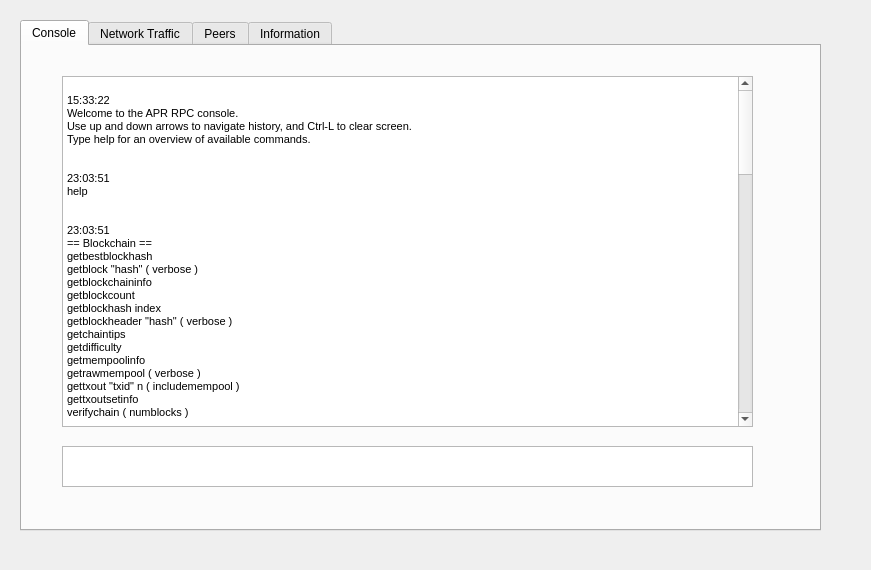
Old version of the form ui/tools.ui in the repository topten2018/untitled.
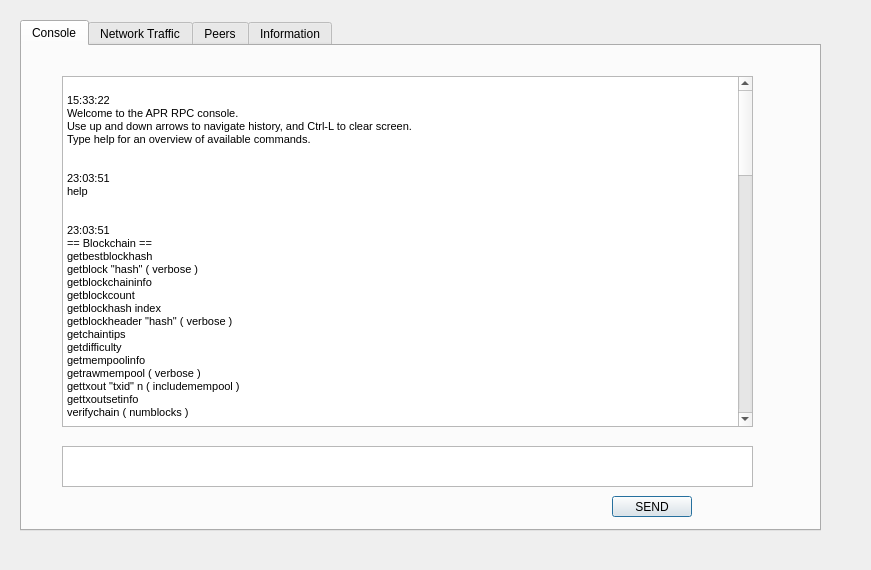
New version of the form. The open tabs and pages were chosen to show the change.

Patch:
```diff
--- a/ui/tools.ui
+++ b/ui/tools.ui
@@ -43,17 +43,17 @@
 &lt;html&gt;&lt;head&gt;&lt;meta name=&quot;qrichtext&quot; content=&quot;1&quot; /&gt;&lt;style type=&quot;text/css&quot;&gt;
 p, li { white-space: pre-wrap; }
 &lt;/style&gt;&lt;/head&gt;&lt;body style=&quot; font-family:'MS Shell Dlg 2'; font-size:8.25pt; font-weight:400; font-style:normal;&quot;&gt;
-&lt;p style=&quot;-qt-paragraph-type:empty; margin-top:0px; margin-bottom:0px; margin-left:0px; margin-right:0px; -qt-block-indent:0; text-indent:0px; font-size:8pt;&quot;&gt;&lt;/p&gt;
+&lt;p style=&quot;-qt-paragraph-type:empty; margin-top:0px; margin-bottom:0px; margin-left:0px; margin-right:0px; -qt-block-indent:0; text-indent:0px; font-size:8pt;&quot;&gt;&lt;br /&gt;&lt;/p&gt;
 &lt;p style=&quot; margin-top:0px; margin-bottom:0px; margin-left:0px; margin-right:0px; -qt-block-indent:0; text-indent:0px;&quot;&gt;&lt;span style=&quot; font-size:8pt;&quot;&gt;15:33:22&lt;/span&gt;&lt;/p&gt;
 &lt;p style=&quot; margin-top:0px; margin-bottom:0px; margin-left:0px; margin-right:0px; -qt-block-indent:0; text-indent:0px;&quot;&gt;&lt;span style=&quot; font-size:8pt;&quot;&gt;Welcome to the APR RPC console.&lt;/span&gt;&lt;/p&gt;
 &lt;p style=&quot; margin-top:0px; margin-bottom:0px; margin-left:0px; margin-right:0px; -qt-block-indent:0; text-indent:0px;&quot;&gt;&lt;span style=&quot; font-size:8pt;&quot;&gt;Use up and down arrows to navigate history, and Ctrl-L to clear screen.&lt;/span&gt;&lt;/p&gt;
 &lt;p style=&quot; margin-top:0px; margin-bottom:0px; margin-left:0px; margin-right:0px; -qt-block-indent:0; text-indent:0px;&quot;&gt;&lt;span style=&quot; font-size:8pt;&quot;&gt;Type help for an overview of available commands.&lt;/span&gt;&lt;/p&gt;
-&lt;p style=&quot;-qt-paragraph-type:empty; margin-top:0px; margin-bottom:0px; margin-left:0px; margin-right:0px; -qt-block-indent:0; text-indent:0px; font-size:8pt;&quot;&gt;&lt;/p&gt;
-&lt;p style=&quot;-qt-paragraph-type:empty; margin-top:0px; margin-bottom:0px; margin-left:0px; margin-right:0px; -qt-block-indent:0; text-indent:0px; font-size:8pt;&quot;&gt;&lt;/p&gt;
+&lt;p style=&quot;-qt-paragraph-type:empty; margin-top:0px; margin-bottom:0px; margin-left:0px; margin-right:0px; -qt-block-indent:0; text-indent:0px; font-size:8pt;&quot;&gt;&lt;br /&gt;&lt;/p&gt;
+&lt;p style=&quot;-qt-paragraph-type:empty; margin-top:0px; margin-bottom:0px; margin-left:0px; margin-right:0px; -qt-block-indent:0; text-indent:0px; font-size:8pt;&quot;&gt;&lt;br /&gt;&lt;/p&gt;
 &lt;p style=&quot; margin-top:0px; margin-bottom:0px; margin-left:0px; margin-right:0px; -qt-block-indent:0; text-indent:0px;&quot;&gt;&lt;span style=&quot; font-size:8pt;&quot;&gt;23:03:51&lt;/span&gt;&lt;/p&gt;
 &lt;p style=&quot; margin-top:0px; margin-bottom:0px; margin-left:0px; margin-right:0px; -qt-block-indent:0; text-indent:0px;&quot;&gt;&lt;span style=&quot; font-size:8pt;&quot;&gt;help&lt;/span&gt;&lt;/p&gt;
-&lt;p style=&quot;-qt-paragraph-type:empty; margin-top:0px; margin-bottom:0px; margin-left:0px; margin-right:0px; -qt-block-indent:0; text-indent:0px; font-size:8pt;&quot;&gt;&lt;/p&gt;
-&lt;p style=&quot;-qt-paragraph-type:empty; margin-top:0px; margin-bottom:0px; margin-left:0px; margin-right:0px; -qt-block-indent:0; text-indent:0px; font-size:8pt;&quot;&gt;&lt;/p&gt;
+&lt;p style=&quot;-qt-paragraph-type:empty; margin-top:0px; margin-bottom:0px; margin-left:0px; margin-right:0px; -qt-block-indent:0; text-indent:0px; font-size:8pt;&quot;&gt;&lt;br /&gt;&lt;/p&gt;
+&lt;p style=&quot;-qt-paragraph-type:empty; margin-top:0px; margin-bottom:0px; margin-left:0px; margin-right:0px; -qt-block-indent:0; text-indent:0px; font-size:8pt;&quot;&gt;&lt;br /&gt;&lt;/p&gt;
 &lt;p style=&quot; margin-top:0px; margin-bottom:0px; margin-left:0px; margin-right:0px; -qt-block-indent:0; text-indent:0px;&quot;&gt;&lt;span style=&quot; font-size:8pt;&quot;&gt;23:03:51&lt;/span&gt;&lt;/p&gt;
 &lt;p style=&quot; margin-top:0px; margin-bottom:0px; margin-left:0px; margin-right:0px; -qt-block-indent:0; text-indent:0px;&quot;&gt;&lt;span style=&quot; font-size:8pt;&quot;&gt;== Blockchain ==&lt;/span&gt;&lt;/p&gt;
 &lt;p style=&quot; margin-top:0px; margin-bottom:0px; margin-left:0px; margin-right:0px; -qt-block-indent:0; text-indent:0px;&quot;&gt;&lt;span style=&quot; font-size:8pt;&quot;&gt;getbestblockhash&lt;/span&gt;&lt;/p&gt;
@@ -69,20 +69,20 @@
 &lt;p style=&quot; margin-top:0px; margin-bottom:0px; margin-left:0px; margin-right:0px; -qt-block-indent:0; text-indent:0px;&quot;&gt;&lt;span style=&quot; font-size:8pt;&quot;&gt;gettxout &amp;quot;txid&amp;quot; n ( includemempool )&lt;/span&gt;&lt;/p&gt;
 &lt;p style=&quot; margin-top:0px; margin-bottom:0px; margin-left:0px; margin-right:0px; -qt-block-indent:0; text-indent:0px;&quot;&gt;&lt;span style=&quot; font-size:8pt;&quot;&gt;gettxoutsetinfo&lt;/span&gt;&lt;/p&gt;
 &lt;p style=&quot; margin-top:0px; margin-bottom:0px; margin-left:0px; margin-right:0px; -qt-block-indent:0; text-indent:0px;&quot;&gt;&lt;span style=&quot; font-size:8pt;&quot;&gt;verifychain ( numblocks )&lt;/span&gt;&lt;/p&gt;
-&lt;p style=&quot;-qt-paragraph-type:empty; margin-top:0px; margin-bottom:0px; margin-left:0px; margin-right:0px; -qt-block-indent:0; text-indent:0px; font-size:8pt;&quot;&gt;&lt;/p&gt;
+&lt;p style=&quot;-qt-paragraph-type:empty; margin-top:0px; margin-bottom:0px; margin-left:0px; margin-right:0px; -qt-block-indent:0; text-indent:0px; font-size:8pt;&quot;&gt;&lt;br /&gt;&lt;/p&gt;
 &lt;p style=&quot; margin-top:0px; margin-bottom:0px; margin-left:0px; margin-right:0px; -qt-block-indent:0; text-indent:0px;&quot;&gt;&lt;span style=&quot; font-size:8pt;&quot;&gt;== Control ==&lt;/span&gt;&lt;/p&gt;
 &lt;p style=&quot; margin-top:0px; margin-bottom:0px; margin-left:0px; margin-right:0px; -qt-block-indent:0; text-indent:0px;&quot;&gt;&lt;span style=&quot; font-size:8pt;&quot;&gt;getinfo&lt;/span&gt;&lt;/p&gt;
 &lt;p style=&quot; margin-top:0px; margin-bottom:0px; margin-left:0px; margin-right:0px; -qt-block-indent:0; text-indent:0px;&quot;&gt;&lt;span style=&quot; font-size:8pt;&quot;&gt;help ( &amp;quot;command&amp;quot; )&lt;/span&gt;&lt;/p&gt;
 &lt;p style=&quot; margin-top:0px; margin-bottom:0px; margin-left:0px; margin-right:0px; -qt-block-indent:0; text-indent:0px;&quot;&gt;&lt;span style=&quot; font-size:8pt;&quot;&gt;stop&lt;/span&gt;&lt;/p&gt;
-&lt;p style=&quot;-qt-paragraph-type:empty; margin-top:0px; margin-bottom:0px; margin-left:0px; margin-right:0px; -qt-block-indent:0; text-indent:0px; font-size:8pt;&quot;&gt;&lt;/p&gt;
+&lt;p style=&quot;-qt-paragraph-type:empty; margin-top:0px; margin-bottom:0px; margin-left:0px; margin-right:0px; -qt-block-indent:0; text-indent:0px; font-size:8pt;&quot;&gt;&lt;br /&gt;&lt;/p&gt;
 &lt;p style=&quot; margin-top:0px; margin-bottom:0px; margin-left:0px; margin-right:0px; -qt-block-indent:0; text-indent:0px;&quot;&gt;&lt;span style=&quot; font-size:8pt;&quot;&gt;== Generating ==&lt;/span&gt;&lt;/p&gt;
 &lt;p style=&quot; margin-top:0px; margin-bottom:0px; margin-left:0px; margin-right:0px; -qt-block-indent:0; text-indent:0px;&quot;&gt;&lt;span style=&quot; font-size:8pt;&quot;&gt;getgenerate&lt;/span&gt;&lt;/p&gt;
 &lt;p style=&quot; margin-top:0px; margin-bottom:0px; margin-left:0px; margin-right:0px; -qt-block-indent:0; text-indent:0px;&quot;&gt;&lt;span style=&quot; font-size:8pt;&quot;&gt;gethashespersec&lt;/span&gt;&lt;/p&gt;
 &lt;p style=&quot; margin-top:0px; margin-bottom:0px; margin-left:0px; margin-right:0px; -qt-block-indent:0; text-indent:0px;&quot;&gt;&lt;span style=&quot; font-size:8pt;&quot;&gt;setgenerate generate ( genproclimit )&lt;/span&gt;&lt;/p&gt;
-&lt;p style=&quot;-qt-paragraph-type:empty; margin-top:0px; margin-bottom:0px; margin-left:0px; margin-right:0px; -qt-block-indent:0; text-indent:0px; font-size:8pt;&quot;&gt;&lt;/p&gt;
+&lt;p style=&quot;-qt-paragraph-type:empty; margin-top:0px; margin-bottom:0px; margin-left:0px; margin-right:0px; -qt-block-indent:0; text-indent:0px; font-size:8pt;&quot;&gt;&lt;br /&gt;&lt;/p&gt;
 &lt;p style=&quot; margin-top:0px; margin-bottom:0px; margin-left:0px; margin-right:0px; -qt-block-indent:0; text-indent:0px;&quot;&gt;&lt;span style=&quot; font-size:8pt;&quot;&gt;== Getinvalid ==&lt;/span&gt;&lt;/p&gt;
 &lt;p style=&quot; margin-top:0px; margin-bottom:0px; margin-left:0px; margin-right:0px; -qt-block-indent:0; text-indent:0px;&quot;&gt;&lt;span style=&quot; font-size:8pt;&quot;&gt;getinvalid &lt;/span&gt;&lt;/p&gt;
-&lt;p style=&quot;-qt-paragraph-type:empty; margin-top:0px; margin-bottom:0px; margin-left:0px; margin-right:0px; -qt-block-indent:0; text-indent:0px; font-size:8pt;&quot;&gt;&lt;/p&gt;
+&lt;p style=&quot;-qt-paragraph-type:empty; margin-top:0px; margin-bottom:0px; margin-left:0px; margin-right:0px; -qt-block-indent:0; text-indent:0px; font-size:8pt;&quot;&gt;&lt;br /&gt;&lt;/p&gt;
 &lt;p style=&quot; margin-top:0px; margin-bottom:0px; margin-left:0px; margin-right:0px; -qt-block-indent:0; text-indent:0px;&quot;&gt;&lt;span style=&quot; font-size:8pt;&quot;&gt;== Mining ==&lt;/span&gt;&lt;/p&gt;
 &lt;p style=&quot; margin-top:0px; margin-bottom:0px; margin-left:0px; margin-right:0px; -qt-block-indent:0; text-indent:0px;&quot;&gt;&lt;span style=&quot; font-size:8pt;&quot;&gt;getblocktemplate ( &amp;quot;jsonrequestobject&amp;quot; )&lt;/span&gt;&lt;/p&gt;
 &lt;p style=&quot; margin-top:0px; margin-bottom:0px; margin-left:0px; margin-right:0px; -qt-block-indent:0; text-indent:0px;&quot;&gt;&lt;span style=&quot; font-size:8pt;&quot;&gt;getmininginfo&lt;/span&gt;&lt;/p&gt;
@@ -90,7 +90,7 @@
 &lt;p style=&quot; margin-top:0px; margin-bottom:0px; margin-left:0px; margin-right:0px; -qt-block-indent:0; text-indent:0px;&quot;&gt;&lt;span style=&quot; font-size:8pt;&quot;&gt;prioritisetransaction &amp;lt;txid&amp;gt; &amp;lt;priority delta&amp;gt; &amp;lt;fee delta&amp;gt;&lt;/span&gt;&lt;/p&gt;
 &lt;p style=&quot; margin-top:0px; margin-bottom:0px; margin-left:0px; margin-right:0px; -qt-block-indent:0; text-indent:0px;&quot;&gt;&lt;span style=&quot; font-size:8pt;&quot;&gt;reservebalance ( reserve amount )&lt;/span&gt;&lt;/p&gt;
 &lt;p style=&quot; margin-top:0px; margin-bottom:0px; margin-left:0px; margin-right:0px; -qt-block-indent:0; text-indent:0px;&quot;&gt;&lt;span style=&quot; font-size:8pt;&quot;&gt;submitblock &amp;quot;hexdata&amp;quot; ( &amp;quot;jsonparametersobject&amp;quot; )&lt;/span&gt;&lt;/p&gt;
-&lt;p style=&quot;-qt-paragraph-type:empty; margin-top:0px; margin-bottom:0px; margin-left:0px; margin-right:0px; -qt-block-indent:0; text-indent:0px; font-size:8pt;&quot;&gt;&lt;/p&gt;
+&lt;p style=&quot;-qt-paragraph-type:empty; margin-top:0px; margin-bottom:0px; margin-left:0px; margin-right:0px; -qt-block-indent:0; text-indent:0px; font-size:8pt;&quot;&gt;&lt;br /&gt;&lt;/p&gt;
 &lt;p style=&quot; margin-top:0px; margin-bottom:0px; margin-left:0px; margin-right:0px; -qt-block-indent:0; text-indent:0px;&quot;&gt;&lt;span style=&quot; font-size:8pt;&quot;&gt;== Network ==&lt;/span&gt;&lt;/p&gt;
 &lt;p style=&quot; margin-top:0px; margin-bottom:0px; margin-left:0px; margin-right:0px; -qt-block-indent:0; text-indent:0px;&quot;&gt;&lt;span style=&quot; font-size:8pt;&quot;&gt;addnode &amp;quot;node&amp;quot; &amp;quot;add|remove|onetry&amp;quot;&lt;/span&gt;&lt;/p&gt;
 &lt;p style=&quot; margin-top:0px; margin-bottom:0px; margin-left:0px; margin-right:0px; -qt-block-indent:0; text-indent:0px;&quot;&gt;&lt;span style=&quot; font-size:8pt;&quot;&gt;getaddednodeinfo dns ( &amp;quot;node&amp;quot; )&lt;/span&gt;&lt;/p&gt;
@@ -99,7 +99,7 @@
 &lt;p style=&quot; margin-top:0px; margin-bottom:0px; margin-left:0px; margin-right:0px; -qt-block-indent:0; text-indent:0px;&quot;&gt;&lt;span style=&quot; font-size:8pt;&quot;&gt;getnetworkinfo&lt;/span&gt;&lt;/p&gt;
 &lt;p style=&quot; margin-top:0px; margin-bottom:0px; margin-left:0px; margin-right:0px; -qt-block-indent:0; text-indent:0px;&quot;&gt;&lt;span style=&quot; font-size:8pt;&quot;&gt;getpeerinfo&lt;/span&gt;&lt;/p&gt;
 &lt;p style=&quot; margin-top:0px; margin-bottom:0px; margin-left:0px; margin-right:0px; -qt-block-indent:0; text-indent:0px;&quot;&gt;&lt;span style=&quot; font-size:8pt;&quot;&gt;ping&lt;/span&gt;&lt;/p&gt;
-&lt;p style=&quot;-qt-paragraph-type:empty; margin-top:0px; margin-bottom:0px; margin-left:0px; margin-right:0px; -qt-block-indent:0; text-indent:0px; font-size:8pt;&quot;&gt;&lt;/p&gt;
+&lt;p style=&quot;-qt-paragraph-type:empty; margin-top:0px; margin-bottom:0px; margin-left:0px; margin-right:0px; -qt-block-indent:0; text-indent:0px; font-size:8pt;&quot;&gt;&lt;br /&gt;&lt;/p&gt;
 &lt;p style=&quot; margin-top:0px; margin-bottom:0px; margin-left:0px; margin-right:0px; -qt-block-indent:0; text-indent:0px;&quot;&gt;&lt;span style=&quot; font-size:8pt;&quot;&gt;== Pivx ==&lt;/span&gt;&lt;/p&gt;
 &lt;p style=&quot; margin-top:0px; margin-bottom:0px; margin-left:0px; margin-right:0px; -qt-block-indent:0; text-indent:0px;&quot;&gt;&lt;span style=&quot; font-size:8pt;&quot;&gt;checkbudgets&lt;/span&gt;&lt;/p&gt;
 &lt;p style=&quot; margin-top:0px; margin-bottom:0px; margin-left:0px; margin-right:0px; -qt-block-indent:0; text-indent:0px;&quot;&gt;&lt;span style=&quot; font-size:8pt;&quot;&gt;createmasternodekey&lt;/span&gt;&lt;/p&gt;
@@ -129,7 +129,7 @@
 &lt;p style=&quot; margin-top:0px; margin-bottom:0px; margin-left:0px; margin-right:0px; -qt-block-indent:0; text-indent:0px;&quot;&gt;&lt;span style=&quot; font-size:8pt;&quot;&gt;spork &amp;lt;name&amp;gt; [&amp;lt;value&amp;gt;]&lt;/span&gt;&lt;/p&gt;
 &lt;p style=&quot; margin-top:0px; margin-bottom:0px; margin-left:0px; margin-right:0px; -qt-block-indent:0; text-indent:0px;&quot;&gt;&lt;span style=&quot; font-size:8pt;&quot;&gt;startmasternode &amp;quot;local|all|many|missing|disabled|alias&amp;quot; lockwallet ( &amp;quot;alias&amp;quot; )&lt;/span&gt;&lt;/p&gt;
 &lt;p style=&quot; margin-top:0px; margin-bottom:0px; margin-left:0px; margin-right:0px; -qt-block-indent:0; text-indent:0px;&quot;&gt;&lt;span style=&quot; font-size:8pt;&quot;&gt;submitbudget &amp;quot;proposal-name&amp;quot; &amp;quot;url&amp;quot; payment-count block-start &amp;quot;pivx-address&amp;quot; monthy-payment &amp;quot;fee-tx&amp;quot;&lt;/span&gt;&lt;/p&gt;
-&lt;p style=&quot;-qt-paragraph-type:empty; margin-top:0px; margin-bottom:0px; margin-left:0px; margin-right:0px; -qt-block-indent:0; text-indent:0px; font-size:8pt;&quot;&gt;&lt;/p&gt;
+&lt;p style=&quot;-qt-paragraph-type:empty; margin-top:0px; margin-bottom:0px; margin-left:0px; margin-right:0px; -qt-block-indent:0; text-indent:0px; font-size:8pt;&quot;&gt;&lt;br /&gt;&lt;/p&gt;
 &lt;p style=&quot; margin-top:0px; margin-bottom:0px; margin-left:0px; margin-right:0px; -qt-block-indent:0; text-indent:0px;&quot;&gt;&lt;span style=&quot; font-size:8pt;&quot;&gt;== Rawtransactions ==&lt;/span&gt;&lt;/p&gt;
 &lt;p style=&quot; margin-top:0px; margin-bottom:0px; margin-left:0px; margin-right:0px; -qt-block-indent:0; text-indent:0px;&quot;&gt;&lt;span style=&quot; font-size:8pt;&quot;&gt;createrawtransaction [{&amp;quot;txid&amp;quot;:&amp;quot;id&amp;quot;,&amp;quot;vout&amp;quot;:n},...] {&amp;quot;address&amp;quot;:amount,...}&lt;/span&gt;&lt;/p&gt;
 &lt;p style=&quot; margin-top:0px; margin-bottom:0px; margin-left:0px; margin-right:0px; -qt-block-indent:0; text-indent:0px;&quot;&gt;&lt;span style=&quot; font-size:8pt;&quot;&gt;decoderawtransaction &amp;quot;hexstring&amp;quot;&lt;/span&gt;&lt;/p&gt;
@@ -137,14 +137,14 @@
 &lt;p style=&quot; margin-top:0px; margin-bottom:0px; margin-left:0px; margin-right:0px; -qt-block-indent:0; text-indent:0px;&quot;&gt;&lt;span style=&quot; font-size:8pt;&quot;&gt;getrawtransaction &amp;quot;txid&amp;quot; ( verbose )&lt;/span&gt;&lt;/p&gt;
 &lt;p style=&quot; margin-top:0px; margin-bottom:0px; margin-left:0px; margin-right:0px; -qt-block-indent:0; text-indent:0px;&quot;&gt;&lt;span style=&quot; font-size:8pt;&quot;&gt;sendrawtransaction &amp;quot;hexstring&amp;quot; ( allowhighfees )&lt;/span&gt;&lt;/p&gt;
 &lt;p style=&quot; margin-top:0px; margin-bottom:0px; margin-left:0px; margin-right:0px; -qt-block-indent:0; text-indent:0px;&quot;&gt;&lt;span style=&quot; font-size:8pt;&quot;&gt;signrawtransaction &amp;quot;hexstring&amp;quot; ( [{&amp;quot;txid&amp;quot;:&amp;quot;id&amp;quot;,&amp;quot;vout&amp;quot;:n,&amp;quot;scriptPubKey&amp;quot;:&amp;quot;hex&amp;quot;,&amp;quot;redeemScript&amp;quot;:&amp;quot;hex&amp;quot;},...] [&amp;quot;privatekey1&amp;quot;,...] sighashtype )&lt;/span&gt;&lt;/p&gt;
-&lt;p style=&quot;-qt-paragraph-type:empty; margin-top:0px; margin-bottom:0px; margin-left:0px; margin-right:0px; -qt-block-indent:0; text-indent:0px; font-size:8pt;&quot;&gt;&lt;/p&gt;
+&lt;p style=&quot;-qt-paragraph-type:empty; margin-top:0px; margin-bottom:0px; margin-left:0px; margin-right:0px; -qt-block-indent:0; text-indent:0px; font-size:8pt;&quot;&gt;&lt;br /&gt;&lt;/p&gt;
 &lt;p style=&quot; margin-top:0px; margin-bottom:0px; margin-left:0px; margin-right:0px; -qt-block-indent:0; text-indent:0px;&quot;&gt;&lt;span style=&quot; font-size:8pt;&quot;&gt;== Util ==&lt;/span&gt;&lt;/p&gt;
 &lt;p style=&quot; margin-top:0px; margin-bottom:0px; margin-left:0px; margin-right:0px; -qt-block-indent:0; text-indent:0px;&quot;&gt;&lt;span style=&quot; font-size:8pt;&quot;&gt;createmultisig nrequired [&amp;quot;key&amp;quot;,...]&lt;/span&gt;&lt;/p&gt;
 &lt;p style=&quot; margin-top:0px; margin-bottom:0px; margin-left:0px; margin-right:0px; -qt-block-indent:0; text-indent:0px;&quot;&gt;&lt;span style=&quot; font-size:8pt;&quot;&gt;estimatefee nblocks&lt;/span&gt;&lt;/p&gt;
 &lt;p style=&quot; margin-top:0px; margin-bottom:0px; margin-left:0px; margin-right:0px; -qt-block-indent:0; text-indent:0px;&quot;&gt;&lt;span style=&quot; font-size:8pt;&quot;&gt;estimatepriority nblocks&lt;/span&gt;&lt;/p&gt;
 &lt;p style=&quot; margin-top:0px; margin-bottom:0px; margin-left:0px; margin-right:0px; -qt-block-indent:0; text-indent:0px;&quot;&gt;&lt;span style=&quot; font-size:8pt;&quot;&gt;validateaddress &amp;quot;pivxaddress&amp;quot;&lt;/span&gt;&lt;/p&gt;
 &lt;p style=&quot; margin-top:0px; margin-bottom:0px; margin-left:0px; margin-right:0px; -qt-block-indent:0; text-indent:0px;&quot;&gt;&lt;span style=&quot; font-size:8pt;&quot;&gt;verifymessage &amp;quot;pivxaddress&amp;quot; &amp;quot;signature&amp;quot; &amp;quot;message&amp;quot;&lt;/span&gt;&lt;/p&gt;
-&lt;p style=&quot;-qt-paragraph-type:empty; margin-top:0px; margin-bottom:0px; margin-left:0px; margin-right:0px; -qt-block-indent:0; text-indent:0px; font-size:8pt;&quot;&gt;&lt;/p&gt;
+&lt;p style=&quot;-qt-paragraph-type:empty; margin-top:0px; margin-bottom:0px; margin-left:0px; margin-right:0px; -qt-block-indent:0; text-indent:0px; font-size:8pt;&quot;&gt;&lt;br /&gt;&lt;/p&gt;
 &lt;p style=&quot; margin-top:0px; margin-bottom:0px; margin-left:0px; margin-right:0px; -qt-block-indent:0; text-indent:0px;&quot;&gt;&lt;span style=&quot; font-size:8pt;&quot;&gt;== Wallet ==&lt;/span&gt;&lt;/p&gt;
 &lt;p style=&quot; margin-top:0px; margin-bottom:0px; margin-left:0px; margin-right:0px; -qt-block-indent:0; text-indent:0px;&quot;&gt;&lt;span style=&quot; font-size:8pt;&quot;&gt;addmultisigaddress nrequired [&amp;quot;key&amp;quot;,...] ( &amp;quot;account&amp;quot; )&lt;/span&gt;&lt;/p&gt;
 &lt;p style=&quot; margin-top:0px; margin-bottom:0px; margin-left:0px; margin-right:0px; -qt-block-indent:0; text-indent:0px;&quot;&gt;&lt;span style=&quot; font-size:8pt;&quot;&gt;autocombinerewards true|false ( threshold )&lt;/span&gt;&lt;/p&gt;
@@ -190,7 +190,7 @@
 &lt;p style=&quot; margin-top:0px; margin-bottom:0px; margin-left:0px; margin-right:0px; -qt-block-indent:0; text-indent:0px;&quot;&gt;&lt;span style=&quot; font-size:8pt;&quot;&gt;setstakesplitthreshold value&lt;/span&gt;&lt;/p&gt;
 &lt;p style=&quot; margin-top:0px; margin-bottom:0px; margin-left:0px; margin-right:0px; -qt-block-indent:0; text-indent:0px;&quot;&gt;&lt;span style=&quot; font-size:8pt;&quot;&gt;settxfee amount&lt;/span&gt;&lt;/p&gt;
 &lt;p style=&quot; margin-top:0px; margin-bottom:0px; margin-left:0px; margin-right:0px; -qt-block-indent:0; text-indent:0px;&quot;&gt;&lt;span style=&quot; font-size:8pt;&quot;&gt;signmessage &amp;quot;pivxaddress&amp;quot; &amp;quot;message&amp;quot;&lt;/span&gt;&lt;/p&gt;
-&lt;p style=&quot;-qt-paragraph-type:empty; margin-top:0px; margin-bottom:0px; margin-left:0px; margin-right:0px; -qt-block-indent:0; text-indent:0px; font-size:8pt;&quot;&gt;&lt;/p&gt;
+&lt;p style=&quot;-qt-paragraph-type:empty; margin-top:0px; margin-bottom:0px; margin-left:0px; margin-right:0px; -qt-block-indent:0; text-indent:0px; font-size:8pt;&quot;&gt;&lt;br /&gt;&lt;/p&gt;
 &lt;p style=&quot; margin-top:0px; margin-bottom:0px; margin-left:0px; margin-right:0px; -qt-block-indent:0; text-indent:0px;&quot;&gt;&lt;span style=&quot; font-size:8pt;&quot;&gt;== Zerocoin ==&lt;/span&gt;&lt;/p&gt;
 &lt;p style=&quot; margin-top:0px; margin-bottom:0px; margin-left:0px; margin-right:0px; -qt-block-indent:0; text-indent:0px;&quot;&gt;&lt;span style=&quot; font-size:8pt;&quot;&gt;exportzerocoins include_spent ( denomination )&lt;/span&gt;&lt;/p&gt;
 &lt;p style=&quot; margin-top:0px; margin-bottom:0px; margin-left:0px; margin-right:0px; -qt-block-indent:0; text-indent:0px;&quot;&gt;&lt;span style=&quot; font-size:8pt;&quot;&gt;getarchivedzerocoin&lt;/span&gt;&lt;/p&gt;
@@ -205,7 +205,7 @@
 &lt;p style=&quot; margin-top:0px; margin-bottom:0px; margin-left:0px; margin-right:0px; -qt-block-indent:0; text-indent:0px;&quot;&gt;&lt;span style=&quot; font-size:8pt;&quot;&gt;resetmintzerocoin &amp;lt;extended_search&amp;gt;&lt;/span&gt;&lt;/p&gt;
 &lt;p style=&quot; margin-top:0px; margin-bottom:0px; margin-left:0px; margin-right:0px; -qt-block-indent:0; text-indent:0px;&quot;&gt;&lt;span style=&quot; font-size:8pt;&quot;&gt;resetspentzerocoin&lt;/span&gt;&lt;/p&gt;
 &lt;p style=&quot; margin-top:0px; margin-bottom:0px; margin-left:0px; margin-right:0px; -qt-block-indent:0; text-indent:0px;&quot;&gt;&lt;span style=&quot; font-size:8pt;&quot;&gt;spendzerocoin &amp;lt;amount&amp;gt; &amp;lt;mintchange [true|false]&amp;gt; &amp;lt;minimizechange [true|false]&amp;gt;  &amp;lt;securitylevel [1-100]&amp;gt; &amp;lt;address&amp;gt;&lt;/span&gt;&lt;/p&gt;
-&lt;p style=&quot;-qt-paragraph-type:empty; margin-top:0px; margin-bottom:0px; margin-left:0px; margin-right:0px; -qt-block-indent:0; text-indent:0px; font-size:8pt;&quot;&gt;&lt;/p&gt;&lt;/body&gt;&lt;/html&gt;</string>
+&lt;p style=&quot;-qt-paragraph-type:empty; margin-top:0px; margin-bottom:0px; margin-left:0px; margin-right:0px; -qt-block-indent:0; text-indent:0px; font-size:8pt;&quot;&gt;&lt;br /&gt;&lt;/p&gt;&lt;/body&gt;&lt;/html&gt;</string>
      </property>
     </widget>
     <widget class="QTextEdit" name="textEdit_2">
@@ -218,6 +218,19 @@
       </rect>
      </property>
     </widget>
+    <widget class="QPushButton" name="m_btnSend">
+     <property name="geometry">
+      <rect>
+       <x>590</x>
+       <y>450</y>
+       <width>80</width>
+       <height>21</height>
+      </rect>
+     </property>
+     <property name="text">
+      <string>SEND</string>
+     </property>
+    </widget>
    </widget>
    <widget class="QWidget" name="tab_3">
     <attribute name="title">
```
Left out of the diff: 6 changed lines with no effect on the pictures.
